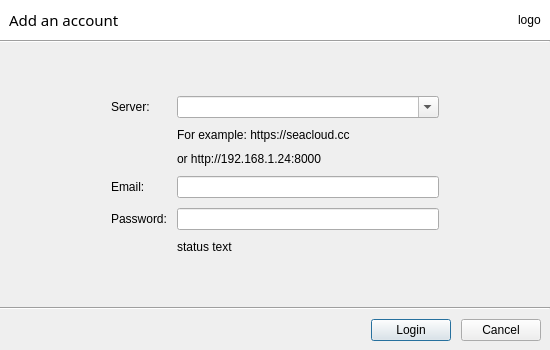
Above: ui/login-dialog.ui from haiwen/seafile-client before the change. Below: the same form after it.
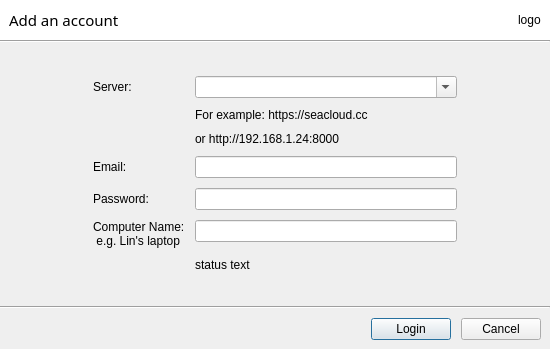
That is the form after the change.

Commit message: update login api request

The edit to the form file:
```diff
--- a/ui/login-dialog.ui
+++ b/ui/login-dialog.ui
@@ -7,7 +7,7 @@
     <x>0</x>
     <y>0</y>
     <width>550</width>
-    <height>350</height>
+    <height>349</height>
    </rect>
   </property>
   <property name="windowTitle">
@@ -179,16 +179,6 @@
          </property>
         </widget>
        </item>
-       <item row="5" column="1">
-        <widget class="QLabel" name="mStatusText">
-         <property name="enabled">
-          <bool>true</bool>
-         </property>
-         <property name="text">
-          <string>status text</string>
-         </property>
-        </widget>
-       </item>
        <item row="0" column="1">
         <widget class="QComboBox" name="mServerAddr">
          <property name="editable">
@@ -196,6 +186,30 @@
          </property>
         </widget>
        </item>
+       <item row="7" column="1">
+        <widget class="QLabel" name="mStatusText">
+         <property name="enabled">
+          <bool>true</bool>
+         </property>
+         <property name="text">
+          <string>status text</string>
+         </property>
+        </widget>
+       </item>
+       <item row="6" column="1">
+        <widget class="QLineEdit" name="mComputerName"/>
+       </item>
+       <item row="6" column="0">
+        <widget class="QLabel" name="label_5">
+         <property name="text">
+          <string>Computer Name:
+ e.g. Lin's laptop</string>
+         </property>
+         <property name="wordWrap">
+          <bool>true</bool>
+         </property>
+        </widget>
+       </item>
       </layout>
      </item>
      <item>
```
Left out of the diff: 1 changed line with no effect on the pictures. The commit also changes 6 other files.
